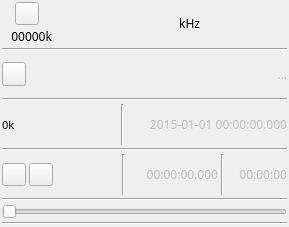
f4exb/sdrangel, file plugins/samplesource/filesource/filesourcegui.ui: the form before one commit.
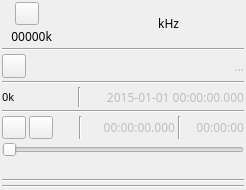
The form after the commit. Icons and pictures are not drawn. Custom widgets are drawn as their Qt base class.

```diff
--- a/plugins/samplesource/filesource/filesourcegui.ui
+++ b/plugins/samplesource/filesource/filesourcegui.ui
@@ -6,8 +6,8 @@
    <rect>
     <x>0</x>
     <y>0</y>
-    <width>289</width>
-    <height>227</height>
+    <width>246</width>
+    <height>190</height>
    </rect>
   </property>
   <property name="sizePolicy">
@@ -16,6 +16,12 @@
     <verstretch>0</verstretch>
    </sizepolicy>
   </property>
+  <property name="minimumSize">
+   <size>
+    <width>246</width>
+    <height>190</height>
+   </size>
+  </property>
   <property name="font">
    <font>
     <family>Sans Serif</family>
@@ -408,13 +414,6 @@
      </item>
     </layout>
    </item>
-   <item>
-    <widget class="Line" name="line_rate2">
-     <property name="orientation">
-      <enum>Qt::Horizontal</enum>
-     </property>
-    </widget>
-   </item>
    <item>
     <layout class="QHBoxLayout" name="horizontalLayout_nav">
      <item>
@@ -435,6 +434,30 @@
      </item>
     </layout>
    </item>
+   <item>
+    <layout class="QHBoxLayout" name="padLayout">
+     <item>
+      <spacer name="verticaPadlSpacer">
+       <property name="orientation">
+        <enum>Qt::Vertical</enum>
+       </property>
+       <property name="sizeHint" stdset="0">
+        <size>
+         <width>20</width>
+         <height>40</height>
+        </size>
+       </property>
+      </spacer>
+     </item>
+    </layout>
+   </item>
+   <item>
+    <widget class="Line" name="line_rate2">
+     <property name="orientation">
+      <enum>Qt::Horizontal</enum>
+     </property>
+    </widget>
+   </item>
    <item>
     <widget class="Line" name="line_nav">
      <property name="orientation">
```
